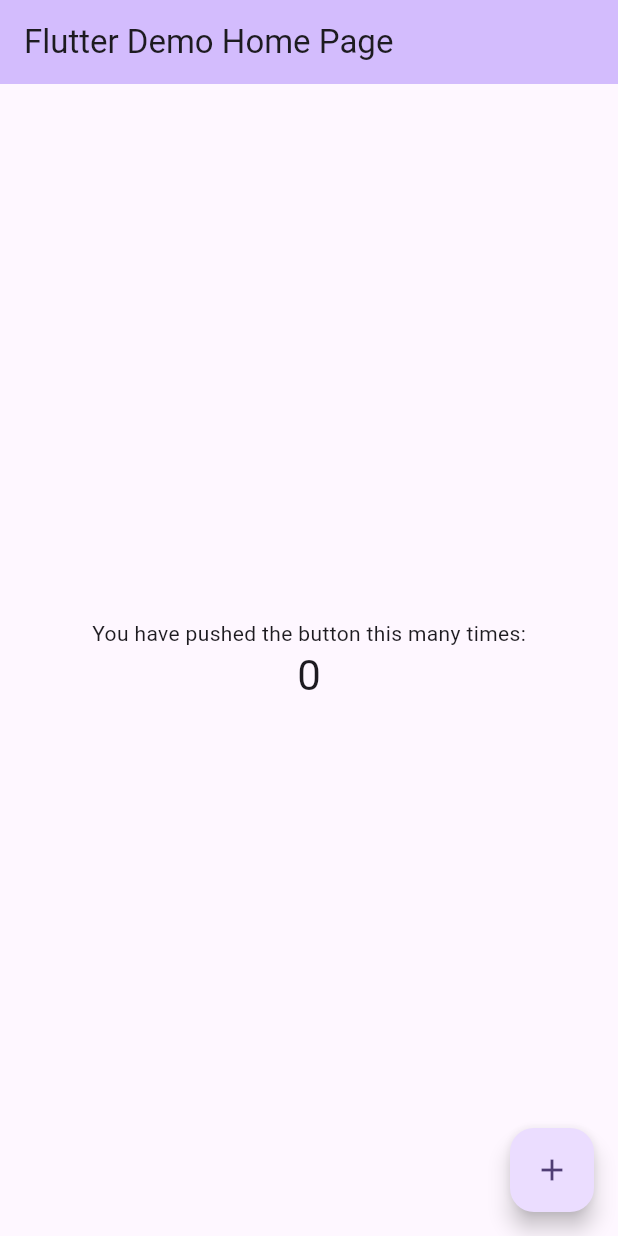
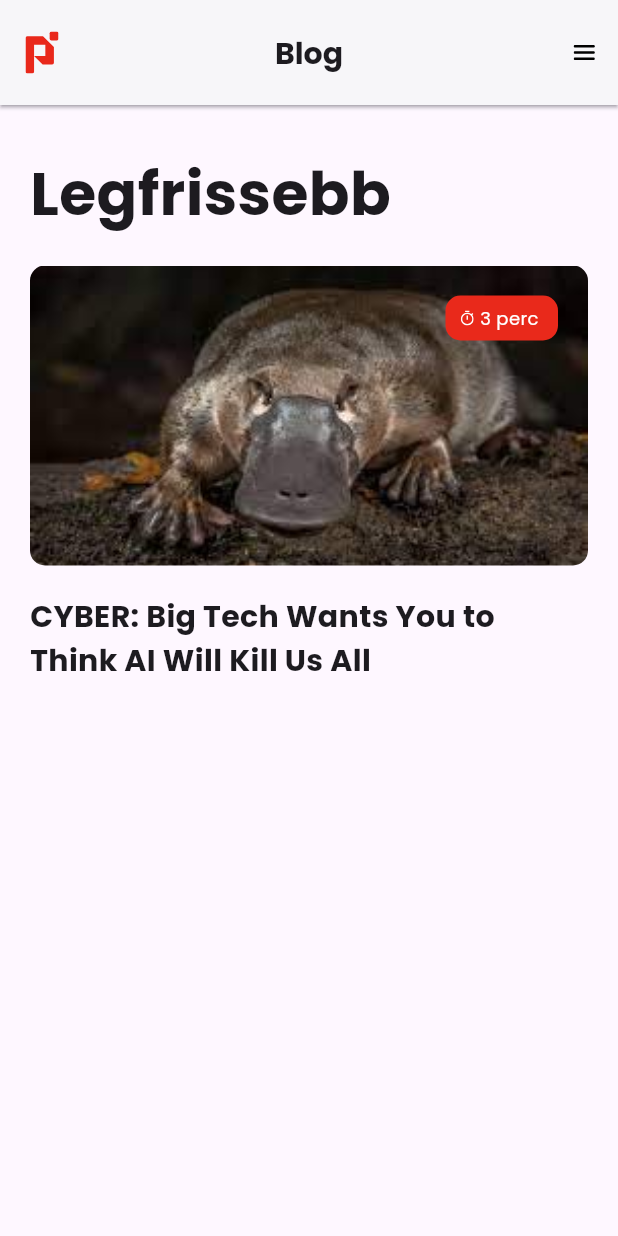
Before and after one commit to patricianagy/trial_app, a Flutter app: the screen it shows after launch, on a phone screen of 412 x 824 dp. Run offline on Flutter 3.47's test engine with Material 2 defaults, Android fonts, the phone set to English and light mode, and no system bars; our stand-ins replace flutter_svg, google_fonts.

Commit message:
created dashboard

```diff
--- a/lib/main.dart
+++ b/lib/main.dart
@@ -1,4 +1,5 @@
 import 'package:flutter/material.dart';
+import 'package:trial_app/pages/dashboard.dart';
 
 void main() {
   runApp(const MyApp());
@@ -7,119 +8,15 @@ void main() {
 class MyApp extends StatelessWidget {
   const MyApp({super.key});
 
-  // This widget is the root of your application.
   @override
   Widget build(BuildContext context) {
     return MaterialApp(
-      title: 'Flutter Demo',
+      title: 'Trial app',
       theme: ThemeData(
-        // This is the theme of your application.
-        //
-        // TRY THIS: Try running your application with "flutter run". You'll see
-        // the application has a blue toolbar. Then, without quitting the app,
-        // try changing the seedColor in the colorScheme below to Colors.green
-        // and then invoke "hot reload" (save your changes or press the "hot
-        // reload" button in a Flutter-supported IDE, or press "r" if you used
-        // the command line to start the app).
-        //
-        // Notice that the counter didn't reset back to zero; the application
-        // state is not lost during the reload. To reset the state, use hot
-        // restart instead.
-        //
-        // This works for code too, not just values: Most code changes can be
-        // tested with just a hot reload.
         colorScheme: ColorScheme.fromSeed(seedColor: Colors.deepPurple),
         useMaterial3: true,
       ),
-      home: const MyHomePage(title: 'Flutter Demo Home Page'),
+      home: const DashboardPage(),
     );
   }
 }
-
-class MyHomePage extends StatefulWidget {
-  const MyHomePage({super.key, required this.title});
-
-  // This widget is the home page of your application. It is stateful, meaning
-  // that it has a State object (defined below) that contains fields that affect
-  // how it looks.
-
-  // This class is the configuration for the state. It holds the values (in this
-  // case the title) provided by the parent (in this case the App widget) and
-  // used by the build method of the State. Fields in a Widget subclass are
-  // always marked "final".
-
-  final String title;
-
-  @override
-  State<MyHomePage> createState() => _MyHomePageState();
-}
-
-class _MyHomePageState extends State<MyHomePage> {
-  int _counter = 0;
-
-  void _incrementCounter() {
-    setState(() {
-      // This call to setState tells the Flutter framework that something has
-      // changed in this State, which causes it to rerun the build method below
-      // so that the display can reflect the updated values. If we changed
-      // _counter without calling setState(), then the build method would not be
-      // called again, and so nothing would appear to happen.
-      _counter++;
-    });
-  }
-
-  @override
-  Widget build(BuildContext context) {
-    // This method is rerun every time setState is called, for instance as done
-    // by the _incrementCounter method above.
-    //
-    // The Flutter framework has been optimized to make rerunning build methods
-    // fast, so that you can just rebuild anything that needs updating rather
-    // than having to individually change instances of widgets.
-    return Scaffold(
-      appBar: AppBar(
-        // TRY THIS: Try changing the color here to a specific color (to
-        // Colors.amber, perhaps?) and trigger a hot reload to see the AppBar
-        // change color while the other colors stay the same.
-        backgroundColor: Theme.of(context).colorScheme.inversePrimary,
-        // Here we take the value from the MyHomePage object that was created by
-        // the App.build method, and use it to set our appbar title.
-        title: Text(widget.title),
-      ),
-      body: Center(
-        // Center is a layout widget. It takes a single child and positions it
-        // in the middle of the parent.
-        child: Column(
-          // Column is also a layout widget. It takes a list of children and
-          // arranges them vertically. By default, it sizes itself to fit its
-          // children horizontally, and tries to be as tall as its parent.
-          //
-          // Column has various properties to control how it sizes itself and
-          // how it positions its children. Here we use mainAxisAlignment to
-          // center the children vertically; the main axis here is the vertical
-          // axis because Columns are vertical (the cross axis would be
-          // horizontal).
-          //
-          // TRY THIS: Invoke "debug painting" (choose the "Toggle Debug Paint"
-          // action in the IDE, or press "p" in the console), to see the
-          // wireframe for each widget.
-          mainAxisAlignment: MainAxisAlignment.center,
-          children: <Widget>[
-            const Text(
-              'You have pushed the button this many times:',
-            ),
-            Text(
-              '$_counter',
-              style: Theme.of(context).textTheme.headlineMedium,
-            ),
-          ],
-        ),
-      ),
-      floatingActionButton: FloatingActionButton(
-        onPressed: _incrementCounter,
-        tooltip: 'Increment',
-        child: const Icon(Icons.add),
-      ), // This trailing comma makes auto-formatting nicer for build methods.
-    );
-  }
-}
--- /dev/null
+++ b/lib/pages/dashboard.dart
@@ -0,0 +1,120 @@
+import 'package:flutter/material.dart';
+import 'package:flutter_svg/flutter_svg.dart';
+import 'package:google_fonts/google_fonts.dart';
+import 'package:trial_app/pages/article_page.dart';
+
+class DashboardPage extends StatefulWidget {
+  const DashboardPage({super.key});
+
+  @override
+  State<DashboardPage> createState() => _DashboardPageState();
+}
+
+class _DashboardPageState extends State<DashboardPage> {
+  @override
+  Widget build(BuildContext context) {
+    return Scaffold(
+      appBar: AppBar(
+        toolbarHeight: 70,
+        backgroundColor: Colors.white,
+        elevation: 1.0,
+        shadowColor: const Color(0xff000029),
+        leading: Padding(
+          padding: const EdgeInsets.all(17),
+          child: SvgPicture.asset(
+            'assets/images/p_logo.svg',
+          ),
+        ),
+        centerTitle: true,
+        title: Text('Blog',
+            style: GoogleFonts.poppins(
+                textStyle: const TextStyle(
+                    fontSize: 20, fontWeight: FontWeight.bold))),
+        actions: [
+          Padding(
+            padding: const EdgeInsets.all(15),
+            child: SvgPicture.asset(
+              'assets/images/menu.svg',
+              height: 10,
+              width: 15,
+            ),
+          )
+        ],
+      ),
+      body: Column(
+        mainAxisAlignment: MainAxisAlignment.start,
+        crossAxisAlignment: CrossAxisAlignment.start,
+        children: <Widget>[
+          Padding(
+            padding:
+                const EdgeInsets.only(left: 20, right: 20, top: 30, bottom: 20),
+            child: Text('Legfrissebb',
+                style: GoogleFonts.poppins(
+                    textStyle: const TextStyle(
+                        fontSize: 40, fontWeight: FontWeight.bold))),
+          ),
+          Padding(
+              padding: const EdgeInsets.only(right: 20, left: 20, bottom: 20),
+              child: GestureDetector(
+                onTap: () {
+                  Navigator.of(context).push(
+                    MaterialPageRoute(
+                      builder: (context) => const ArticlePage(),
+                    ),
+                  );
+                },
+                child: Column(
+                  children: [
+                    Container(
+                        padding: const EdgeInsets.all(20),
+                        height: 200,
+                        width: MediaQuery.of(context).size.width,
+                        decoration: const BoxDecoration(
+                            image: DecorationImage(
+                              image: AssetImage("assets/images/platypus.jpg"),
+                              fit: BoxFit.cover,
+                            ),
+                            borderRadius:
+                                BorderRadius.all(Radius.circular(10))),
+                        child: Align(
+                          alignment: Alignment.topRight,
+                          child: Container(
+                            padding: const EdgeInsets.symmetric(horizontal: 10),
+                            height: 30,
+                            width: 75,
+                            decoration: const BoxDecoration(
+                                color: Color(0xffE9291B),
+                                borderRadius:
+                                    BorderRadius.all(Radius.circular(10))),
+                            child: Row(
+                              children: [
+                                SvgPicture.asset(
+                                  'assets/images/timer.svg',
+                                  height: 10,
+                                  width: 9,
+                                ),
+                                const SizedBox(width: 4),
+                                Text('3 perc',
+                                    style: GoogleFonts.poppins(
+                                        textStyle: const TextStyle(
+                                            fontSize: 12, color: Colors.white)))
+                              ],
+                            ),
+                          ),
+                        )),
+                    const SizedBox(
+                      height: 20,
+                    ),
+                    Text(
+                        'CYBER: Big Tech Wants You to Think AI Will Kill Us All',
+                        style: GoogleFonts.poppins(
+                            textStyle: const TextStyle(
+                                fontSize: 20, fontWeight: FontWeight.bold))),
+                  ],
+                ),
+              )),
+        ],
+      ),
+    );
+  }
+}
```
Also changed, not shown: lib/pages/article_page.dart (added, +33 -0 lines), pubspec.yaml (+6 -8 lines), assets/images/menu.svg (added), assets/images/p_logo.svg (added), assets/images/platypus.jpg (added), assets/images/timer.svg (added), pubspec.lock, 62 other files.
